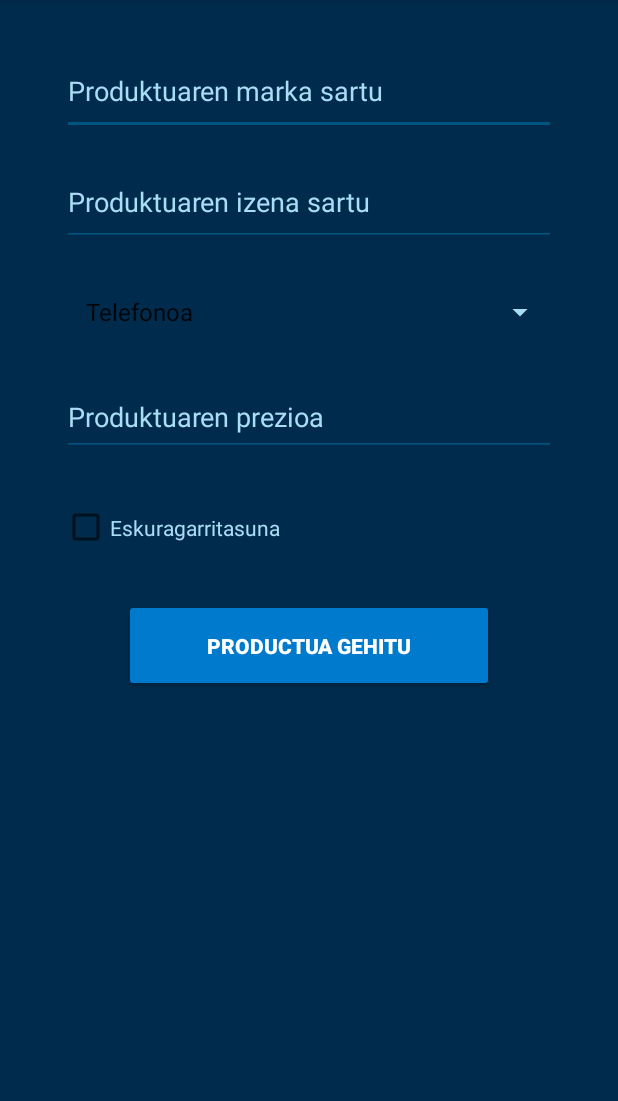
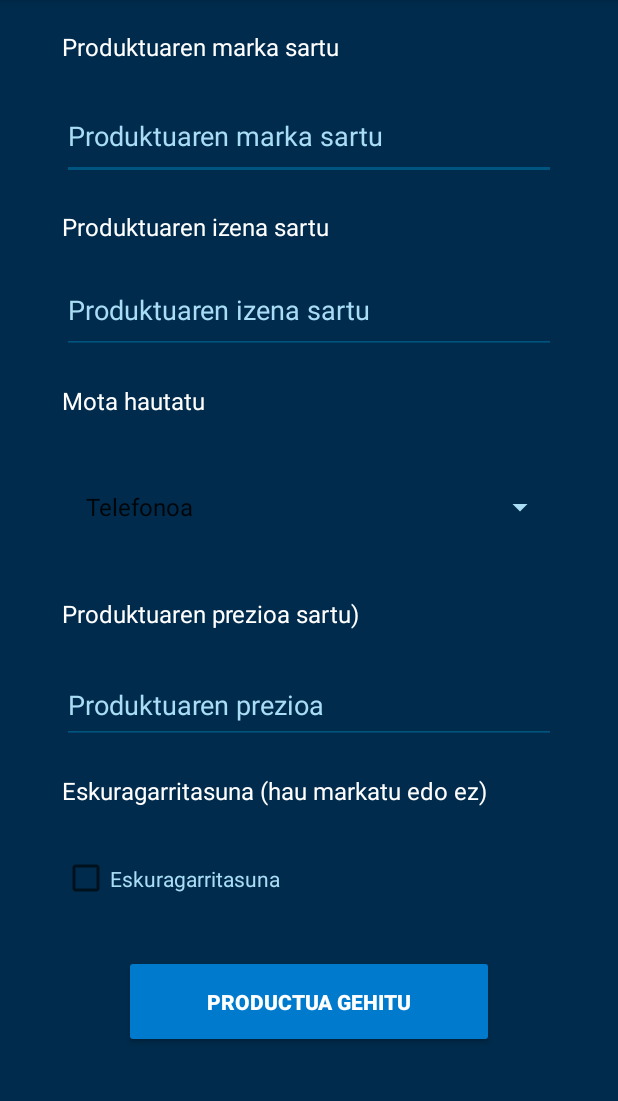
Before and after one commit to UgaitzBil/ProiektuaPMUL_Bilbao_Ugaitz, an Android app: the updateproduktua screen opened directly, with no data from a screen before it, on a phone screen of 412 x 824 dp, the part 84-1185 px from its top. Run offline under Robolectric (Android 15) with nearby library versions, the phone set to English and light mode, and no system bars.

Commit message:
puesto bonito

```diff
--- a/app/src/main/res/layout/activity_updateproduktua.xml
+++ b/app/src/main/res/layout/activity_updateproduktua.xml
@@ -6,15 +6,37 @@
     android:layout_width="match_parent"
     android:layout_height="match_parent"
     android:background="#002B4C"
-    tools:context=".Productua_gehitu"
-    tools:layout_editor_absoluteX="0dp"
-    tools:layout_editor_absoluteY="0dp">
+    tools:context=".Productua_gehitu">
+
+    <!-- Marca del producto -->
+
+    <!-- Nombre del producto -->
+
+    <!-- Tipo del producto -->
+
+    <!-- Precio del producto -->
+
+    <!-- Disponibilidad -->
+
+    <!-- Botón -->
+    <TextView
+        android:id="@+id/tv_marka"
+        android:layout_width="0dp"
+        android:layout_height="wrap_content"
+        android:layout_marginTop="20dp"
+        android:text="Produktuaren marka sartu"
+        android:textColor="#FFFFFF"
+        android:textSize="16sp"
+        app:layout_constraintEnd_toEndOf="parent"
+        app:layout_constraintStart_toStartOf="parent"
+        app:layout_constraintTop_toTopOf="parent"
+        app:layout_constraintWidth_percent="0.8" />
 
     <EditText
         android:id="@+id/tfmarka"
         android:layout_width="0dp"
         android:layout_height="58dp"
-        android:layout_marginTop="32dp"
+        android:layout_marginTop="20dp"
         android:backgroundTint="#005580"
         android:hint="Produktuaren marka sartu"
         android:inputType="text"
@@ -22,22 +44,21 @@
         android:textColorHint="#A9DDF5"
         app:layout_constraintEnd_toEndOf="parent"
         app:layout_constraintStart_toStartOf="parent"
-        app:layout_constraintTop_toTopOf="parent"
+        app:layout_constraintTop_toBottomOf="@id/tv_marka"
         app:layout_constraintWidth_percent="0.8" />
 
-    <Button
-        android:id="@+id/produktuaeguneratu"
+    <TextView
+        android:id="@+id/tv_izenprod"
         android:layout_width="0dp"
-        android:layout_height="62dp"
-        android:layout_marginTop="16dp"
-        android:backgroundTint="#007ACC"
-        android:text="Productua Gehitu"
+        android:layout_height="wrap_content"
+        android:layout_marginTop="20dp"
+        android:text="Produktuaren izena sartu"
         android:textColor="#FFFFFF"
-        android:textStyle="bold"
+        android:textSize="16sp"
         app:layout_constraintEnd_toEndOf="parent"
         app:layout_constraintStart_toStartOf="parent"
-        app:layout_constraintTop_toBottomOf="@id/eskuragarritasuna"
-        app:layout_constraintWidth_percent="0.6" />
+        app:layout_constraintTop_toBottomOf="@id/tfmarka"
+        app:layout_constraintWidth_percent="0.8" />
 
     <EditText
         android:id="@+id/tfizenprod"
@@ -51,28 +72,54 @@
         android:textColorHint="#A9DDF5"
         app:layout_constraintEnd_toEndOf="parent"
         app:layout_constraintStart_toStartOf="parent"
-        app:layout_constraintTop_toBottomOf="@id/tfmarka"
+        app:layout_constraintTop_toBottomOf="@id/tv_izenprod"
+        app:layout_constraintWidth_percent="0.8" />
+
+    <TextView
+        android:id="@+id/tv_mota"
+        android:layout_width="0dp"
+        android:layout_height="wrap_content"
+        android:layout_marginTop="20dp"
+        android:text="Mota hautatu"
+        android:textColor="#FFFFFF"
+        android:textSize="16sp"
+        app:layout_constraintEnd_toEndOf="parent"
+        app:layout_constraintStart_toStartOf="parent"
+        app:layout_constraintTop_toBottomOf="@id/tfizenprod"
         app:layout_constraintWidth_percent="0.8" />
 
     <Spinner
         android:id="@+id/mota"
         android:layout_width="0dp"
         android:layout_height="56dp"
-        android:layout_marginTop="16dp"
+        android:layout_marginTop="32dp"
         android:backgroundTint="#A9DDF5"
         android:popupBackground="#007ACC"
+        android:spinnerMode="dropdown"
+        android:theme="@style/SpinnerTextStyle"
         app:layout_constraintEnd_toEndOf="parent"
         app:layout_constraintStart_toStartOf="parent"
-        app:layout_constraintTop_toBottomOf="@id/tfizenprod"
-        app:layout_constraintWidth_percent="0.8"
-        android:spinnerMode="dropdown"
-        android:theme="@style/SpinnerTextStyle" />
+        app:layout_constraintTop_toBottomOf="@id/tv_mota"
+        app:layout_constraintWidth_percent="0.8" />
+
+    <TextView
+        android:id="@+id/tv_price"
+        android:layout_width="0dp"
+        android:layout_height="wrap_content"
+        android:layout_marginTop="32dp"
+        android:text="Produktuaren prezioa sartu)"
+        android:textColor="#FFFFFF"
+        android:textSize="16sp"
+        app:layout_constraintEnd_toEndOf="parent"
+        app:layout_constraintStart_toStartOf="parent"
+        app:layout_constraintTop_toBottomOf="@id/mota"
+        app:layout_constraintWidth_percent="0.8" />
 
     <EditText
         android:id="@+id/tfprice"
         android:layout_width="0dp"
         android:layout_height="52dp"
-        android:layout_marginTop="16dp"
+        android:layout_marginTop="24dp"
         android:backgroundTint="#005580"
         android:hint="Produktuaren prezioa"
         android:inputType="numberDecimal"
@@ -80,9 +127,21 @@
         android:textColorHint="#A9DDF5"
         app:layout_constraintEnd_toEndOf="parent"
         app:layout_constraintStart_toStartOf="parent"
-        app:layout_constraintTop_toBottomOf="@id/mota"
+        app:layout_constraintTop_toBottomOf="@id/tv_price"
         app:layout_constraintWidth_percent="0.8" />
 
+    <TextView
+        android:id="@+id/tv_eskuragarritasuna"
+        android:layout_width="0dp"
+        android:layout_height="wrap_content"
+        android:layout_marginTop="20dp"
+        android:text="Eskuragarritasuna (hau markatu edo ez)"
+        android:textColor="#FFFFFF"
+        android:textSize="16sp"
+        app:layout_constraintEnd_toEndOf="parent"
+        app:layout_constraintStart_toStartOf="parent"
+        app:layout_constraintTop_toBottomOf="@id/tfprice"
+        app:layout_constraintWidth_percent="0.8" />
 
     <CheckBox
         android:id="@+id/eskuragarritasuna"
@@ -93,6 +152,22 @@
         android:textColor="#A9DDF5"
         app:layout_constraintEnd_toEndOf="parent"
         app:layout_constraintStart_toStartOf="parent"
-        app:layout_constraintTop_toBottomOf="@id/tfprice"
+        app:layout_constraintTop_toBottomOf="@id/tv_eskuragarritasuna"
         app:layout_constraintWidth_percent="0.8" />
+
+    <Button
+        android:id="@+id/produktuaeguneratu"
+        android:layout_width="0dp"
+        android:layout_height="62dp"
+        android:backgroundTint="#007ACC"
+        android:text="Productua Gehitu"
+        android:textColor="#FFFFFF"
+        android:textStyle="bold"
+        app:layout_constraintBottom_toBottomOf="parent"
+        app:layout_constraintEnd_toEndOf="parent"
+        app:layout_constraintStart_toStartOf="parent"
+        app:layout_constraintTop_toBottomOf="@id/eskuragarritasuna"
+        app:layout_constraintVertical_bias="0.215"
+        app:layout_constraintWidth_percent="0.6" />
+
 </androidx.constraintlayout.widget.ConstraintLayout>
--- a/app/src/main/res/menu/activity_menu.xml
+++ b/app/src/main/res/menu/activity_menu.xml
@@ -3,13 +3,13 @@
 
     <item
         android:id="@+id/action_create_product"
-        android:title="Crear Producto"
+        android:title="Produktua  Sortu"
         android:icon="@drawable/ic_create"
         app:showAsAction="always" />
 
     <item
         android:id="@+id/action_delete_product"
-        android:title="Eliminar Producto"
+        android:title="Produktua Ezabatu"
         android:icon="@drawable/ic_delete"
         app:showAsAction="always" />
 
```
Also changed, not shown: app/src/main/res/layout/activity_main.xml (+6 -5 lines), app/src/main/res/layout/activity_productua_gehitu.xml (+95 -26 lines), app/src/main/res/layout/item_produktuak.xml (+4 -4 lines).
